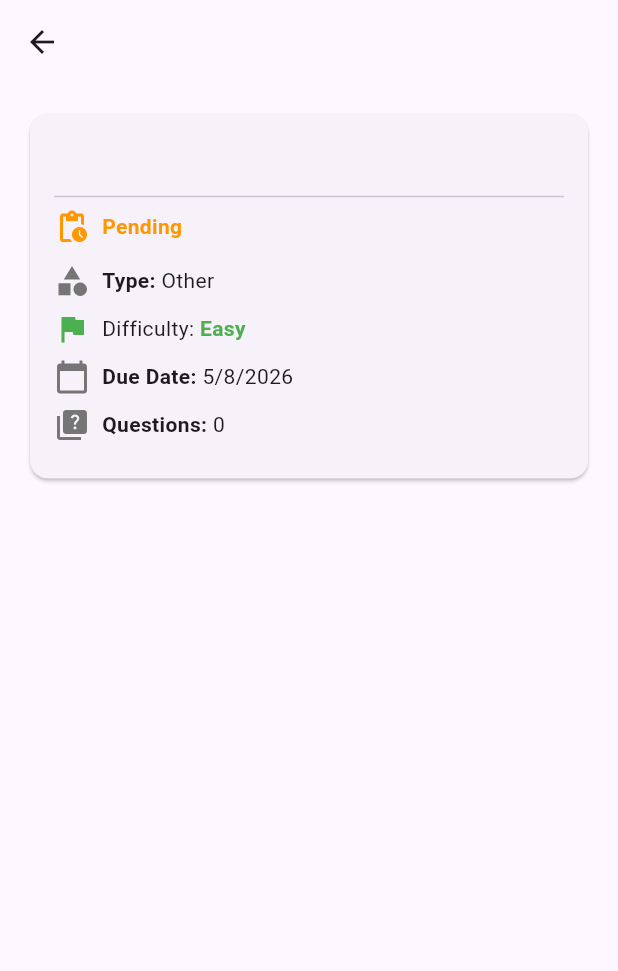
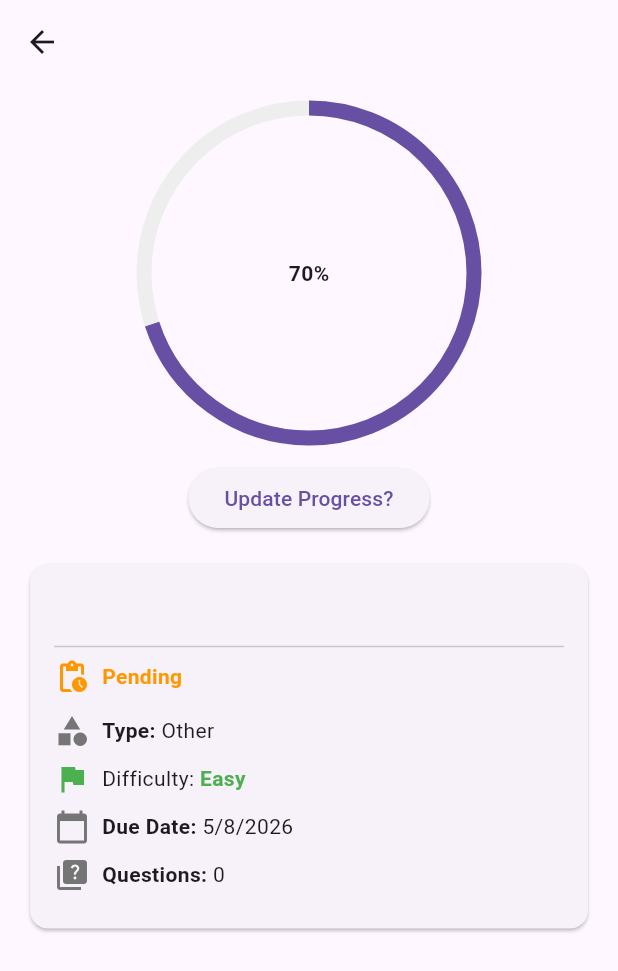
Before and after one commit to quesitopre/Deadline, a Flutter app: the IndividualTaskPage screen opened directly with empty values, on a phone screen of 412 x 824 dp. Shown: the top 971 px of the screen. Run offline on Flutter 3.47's test engine with Material 3 defaults, Android fonts, the phone set to English and light mode, and no system bars; our stand-ins replace shared_preferences; missing offline and left inert: flutter_overlay_window; accounts and stored records are empty.

Commit message:
Deleted Writing as a taskType, Added static progress bar and pop window for individual task page.

```diff
--- a/lib/screens/individual_task_page.dart
+++ b/lib/screens/individual_task_page.dart
@@ -14,6 +14,7 @@ class IndividualTaskPage extends StatelessWidget {
   });
 
   @override
+
   Widget build(BuildContext context) {
     /* For testing purposes
     print('Task type: ${task.taskType}');
@@ -22,17 +23,21 @@ class IndividualTaskPage extends StatelessWidget {
     print('Due date: ${task.dueDate}');
     print('Schedule: $schedule');
     */
-    return Scaffold(
-      appBar: AppBar(
+    return Scaffold( //basic page structure
+      appBar: AppBar( // the top bar with task title
         title: Text(task.title),
       ),
-      body: SingleChildScrollView(
-        padding: EdgeInsets.all(16),
-        child: Column(
-          crossAxisAlignment: CrossAxisAlignment.start,
-          children: [
-            _buildInfoCard(context),
-            SizedBox(height: 16),
+      body: SingleChildScrollView( // makes page scrollable
+        padding: EdgeInsets.all(16), //adds spacing around content
+        child: Column( // stacks children vertically
+          crossAxisAlignment: CrossAxisAlignment.center, //CrossAxisAlignment.start,
+          children: [ // calls each build method to get widgets and stacks them vertically in order
+            _buildProgressCircle(context),
+            const SizedBox(height: 16),
+            _buildPopUp(context),
+            const SizedBox(height: 16),
+            _buildInfoCard(context), // card 1: task details
+            const SizedBox(height: 16), // spacing between cards
             if (schedule != null) _buildScheduleCard(schedule!),
           ],
         ),
@@ -212,4 +217,49 @@ class IndividualTaskPage extends StatelessWidget {
       ],
     );
   }
+
+  Widget _buildProgressCircle(BuildContext context){
+    return Stack(
+      alignment: Alignment.center,
+      children: [
+        SizedBox(
+          width: 220,
+          height: 220,
+          child: CircularProgressIndicator(
+            value: 0.7,
+            strokeWidth: 10,
+            backgroundColor: Colors.grey[200],
+          ),
+        ),
+        Text("70%", style: TextStyle(fontWeight: FontWeight.bold)),
+      ],
+    );
+  }
+
+  Widget _buildPopUp(BuildContext context){
+    return ElevatedButton(
+      onPressed: () {
+        showDialog(
+          context: context,
+          builder: (BuildContext context) {
+            return AlertDialog(
+              title: Text("Update Progress"),
+              content: Text("This is a simple pop-up message."),
+              actions: [
+                TextButton(
+                  onPressed: () => Navigator.pop(context), // Closes the dialog
+                  child: Text("Save"),
+                ),
+                TextButton(
+                  onPressed: () => Navigator.pop(context), // Closes the dialog
+                  child: Text("Cancel"),
+                ),
+              ],
+            );
+          },
+        );
+      },
+      child: Text("Update Progress?"),
+    );
+  }
 }
--- a/lib/task_page.dart
+++ b/lib/task_page.dart
@@ -246,7 +246,6 @@ class _TaskPageState extends State<TaskPage> {
       'Problem Set',
       'Reading',
       'Essay',
-      'Writing',
       'Other'
     ];
 
```
Lines whose indentation alone changed are shown as unchanged.
